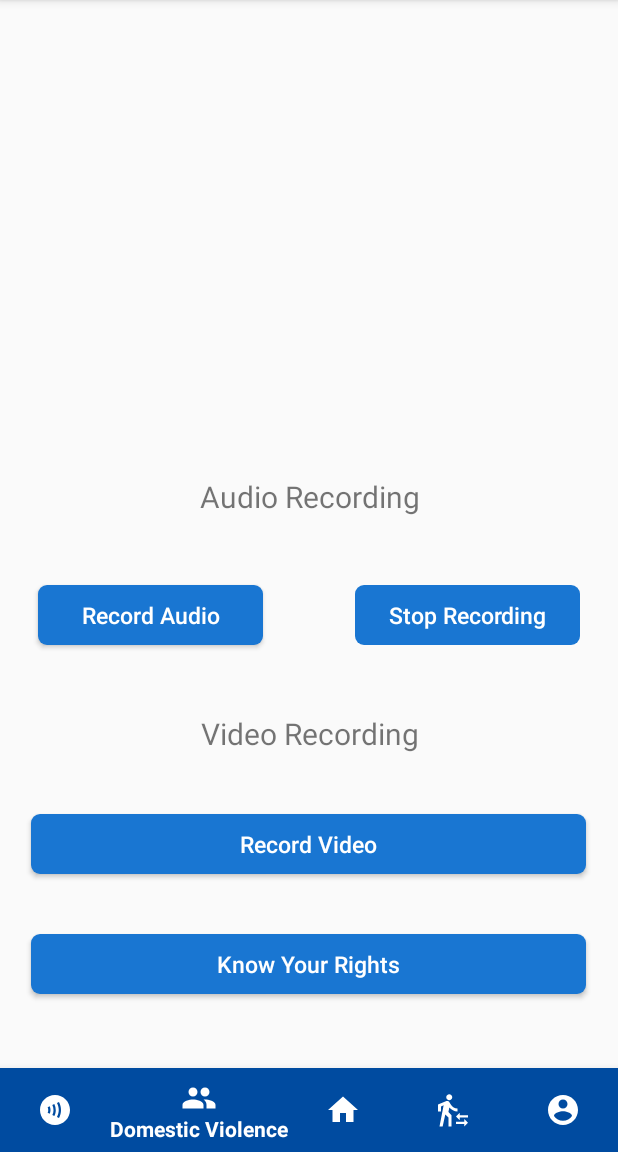
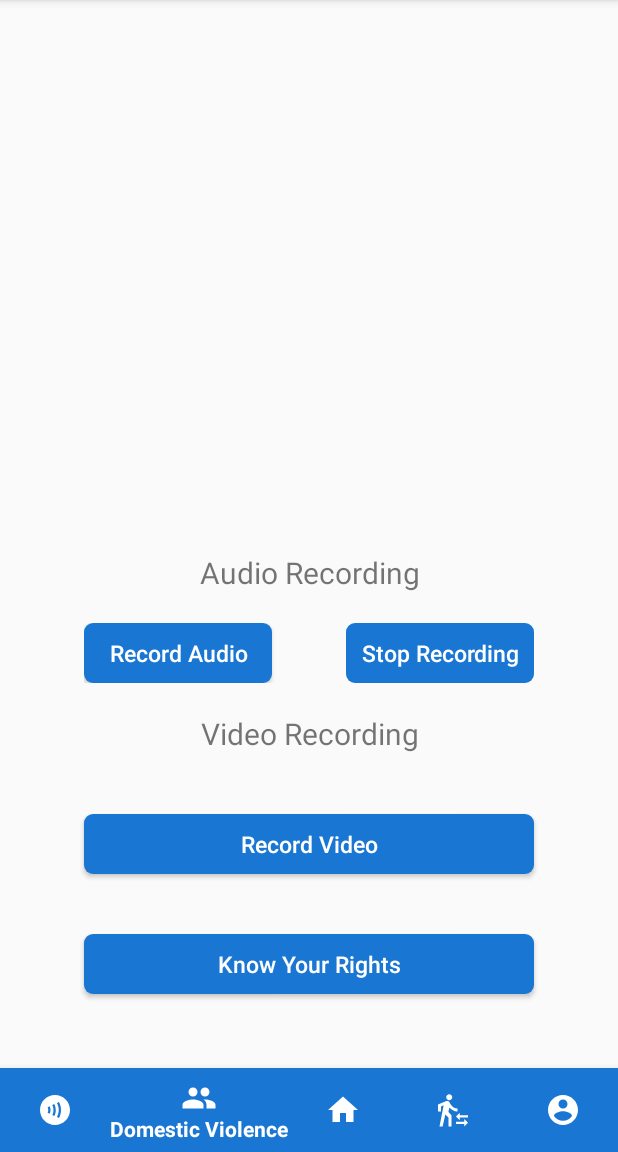
Before and after one commit to bhajan-limitless/AS120_EZ4US, an Android app: the DomesticVoilence screen opened directly, with no data from a screen before it, on a phone screen of 412 x 824 dp, the part 84-1236 px from its top. Run offline under Robolectric (Android 15) with nearby library versions, the phone set to English and light mode, and no system bars; our stand-ins replace Firebase (no records; nobody signed in at launch, a user with empty details on screens opened directly).

Commit message:
ui changes

```diff
--- a/app/src/main/java/com/ez4us/shieldapp/MainActivity.java
+++ b/app/src/main/java/com/ez4us/shieldapp/MainActivity.java
@@ -433,7 +433,7 @@ public class MainActivity extends AppCompatActivity {
                     @Override
                     public void onFailure(@NonNull Exception exception) {
                         // Handle unsuccessful uploads
-                        Toast.makeText(MainActivity.this, "Upload Error , Please try again", Toast.LENGTH_LONG).show();
+                        Toast.makeText(MainActivity.this, "Image upload Error , Please try again", Toast.LENGTH_LONG).show();
                     }
                 });
     }
@@ -600,13 +600,11 @@ public class MainActivity extends AppCompatActivity {
         String UniqueID=FirebaseAuth.getInstance().getCurrentUser().getUid();
         String titleNotification;
 
-
         UniqueID=UniqueID.concat(datetime);
         DatabaseReference safeRef=FirebaseDatabase.getInstance().getReference().child("inDanger").child(UniqueID);
         safeRef.child("Safe").setValue("0");
         safeRef.child("latt1").setValue(v1);
         safeRef.child("long1").setValue(v2);
-
 
         JSONObject json = new JSONObject();
         try {
@@ -620,8 +618,6 @@ public class MainActivity extends AppCompatActivity {
             extraData.put("UniqueId",UniqueID);
             extraData.put("link",smslink);
             extraData.put("category","Shoes");
-
-
 
             json.put("notification",notificationObj);
             json.put("data",extraData);
--- a/app/src/main/res/layout/activity_domestic_voilence.xml
+++ b/app/src/main/res/layout/activity_domestic_voilence.xml
@@ -24,30 +24,28 @@
             android:layout_margin="20sp"/>
 
         <RelativeLayout
-            android:layout_width="wrap_content"
-            android:layout_height="wrap_content"
-            >
+            android:layout_width="300dp"
+            android:layout_height="wrap_content">
+
             <Button
-                android:layout_margin="25dp"
                 android:textColor="#ffffff"
                 android:background="@drawable/rounded_corners"
                 android:id="@+id/audio_record"
                 android:textSize="15sp"
                 android:text="Record Audio"
                 android:textAllCaps="false"
-                android:layout_width="150dp"
+                android:layout_width="125dp"
                 android:layout_height="40dp"
                 android:layout_alignParentLeft="true"/>
 
             <Button
-                android:layout_margin="25dp"
                 android:textColor="#ffffff"
                 android:background="@drawable/rounded_corners"
                 android:id="@+id/audio_stop"
                 android:textSize="15sp"
                 android:text="Stop Recording"
                 android:textAllCaps="false"
-                android:layout_width="150dp"
+                android:layout_width="125dp"
                 android:layout_height="40dp"
                 android:layout_alignParentRight="true"/>
         </RelativeLayout>
@@ -69,7 +67,7 @@
             android:text="Record Video"
             android:onClick="captureVideo"
             android:textAllCaps="false"
-            android:layout_width="370dp"
+            android:layout_width="300dp"
             android:layout_height="40dp"
             tools:ignore="OnClick" />
 
@@ -82,7 +80,7 @@
             android:text="Know Your Rights"
             android:onClick="captureVideo"
             android:textAllCaps="false"
-            android:layout_width="370dp"
+            android:layout_width="300dp"
             android:layout_height="40dp"
             tools:ignore="OnClick" />
 
@@ -92,7 +90,7 @@
         android:layout_width="match_parent"
         android:layout_height="wrap_content"
         android:id="@+id/bottomNav"
-        app:itemBackground="@color/colorPrimaryDark"
+        app:itemBackground="@color/colorPrimary"
         app:itemTextColor="@drawable/selector"
         app:itemIconTint="@drawable/selector"
         app:menu="@menu/menu_nav"
--- a/app/src/main/res/layout/activity_domesticpdf.xml
+++ b/app/src/main/res/layout/activity_domesticpdf.xml
@@ -4,9 +4,7 @@
     xmlns:tools="http://schemas.android.com/tools"
     android:layout_width="match_parent"
     android:layout_height="match_parent"
-    tools:context="com.ez4us.shieldapp.Domesticpdf"
-    android:layout_margin="10dp">
-
+    tools:context="com.ez4us.shieldapp.Domesticpdf">
 
     <WebView
         android:layout_width="match_parent"
--- a/app/src/main/res/layout/activity_edit.xml
+++ b/app/src/main/res/layout/activity_edit.xml
@@ -81,11 +81,6 @@
         android:padding="10dp" />
 
 
-
-
-
-
-
     <Button
         android:textColor="#FFFFFF"
         android:layout_marginTop="40dp"
--- a/app/src/main/res/layout/activity_main.xml
+++ b/app/src/main/res/layout/activity_main.xml
@@ -32,14 +32,13 @@
             android:textColor="#fff"
             android:textSize="35dp" />
 
-
     </LinearLayout>
 
     <com.google.android.material.bottomnavigation.BottomNavigationView
         android:layout_width="match_parent"
         android:layout_height="wrap_content"
         android:id="@+id/bottomNav"
-        app:itemBackground="@color/colorPrimaryDark"
+        app:itemBackground="@color/colorPrimary"
         app:itemTextColor="@drawable/selector"
         app:itemIconTint="@drawable/selector"
         app:menu="@menu/menu_nav"
--- a/app/src/main/res/layout/activity_profile.xml
+++ b/app/src/main/res/layout/activity_profile.xml
@@ -205,7 +205,7 @@
         android:layout_width="match_parent"
         android:layout_height="50dp"
         android:id="@+id/bottomNav"
-        app:itemBackground="@color/colorPrimaryDark"
+        app:itemBackground="@color/colorPrimary"
         app:itemTextColor="@drawable/selector"
         app:itemIconTint="@drawable/selector"
         app:menu="@menu/menu_nav"
--- a/app/src/main/res/layout/activity_sms_sender.xml
+++ b/app/src/main/res/layout/activity_sms_sender.xml
@@ -84,7 +84,7 @@
         android:layout_width="match_parent"
         android:layout_height="wrap_content"
         android:id="@+id/bottomNav"
-        app:itemBackground="@color/colorPrimaryDark"
+        app:itemBackground="@color/colorPrimary"
         app:itemTextColor="@drawable/selector"
         app:itemIconTint="@drawable/selector"
         app:menu="@menu/menu_nav"
--- a/app/src/main/res/layout/reportpage.xml
+++ b/app/src/main/res/layout/reportpage.xml
@@ -114,7 +114,7 @@
         android:layout_width="match_parent"
         android:layout_height="wrap_content"
         android:id="@+id/bottomNav"
-        app:itemBackground="@color/colorPrimaryDark"
+        app:itemBackground="@color/colorPrimary"
         app:itemTextColor="@drawable/selector"
         app:itemIconTint="@drawable/selector"
         app:menu="@menu/menu_nav"
```
Also changed, not shown: app/src/main/res/layout/activity_var_get.xml (+7 -8 lines).
